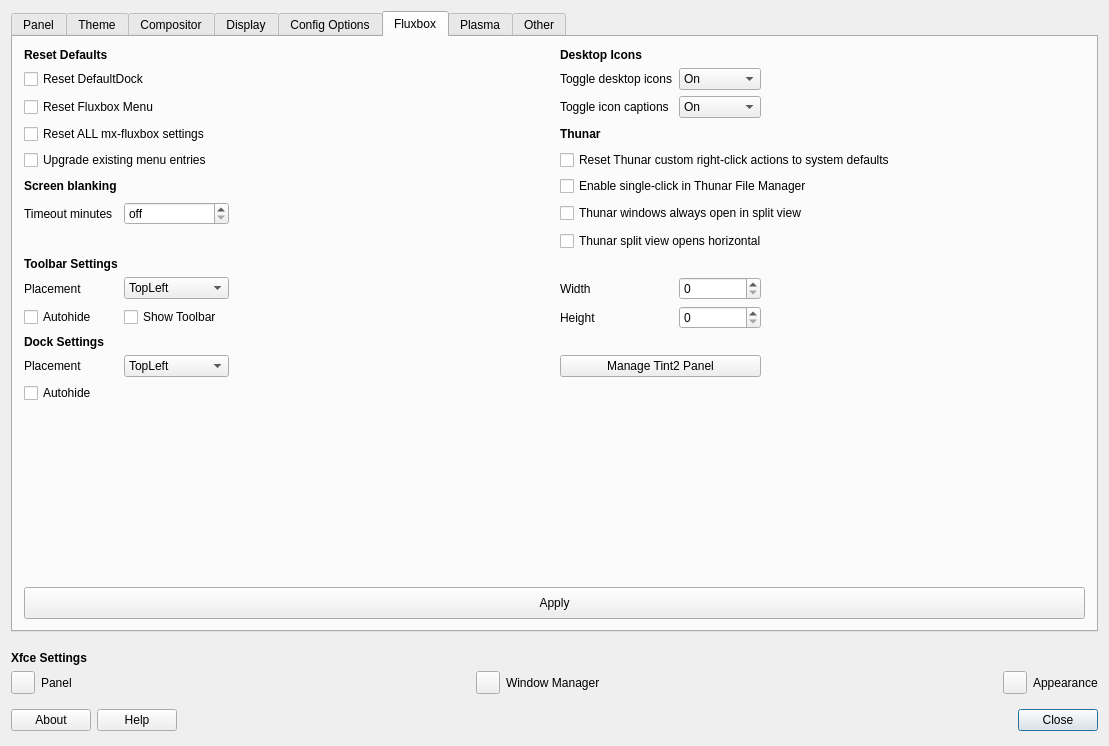
Before: the Qt Designer form defaultlook.ui in MX-Linux/mx-tweak, drawn with Qt 5.
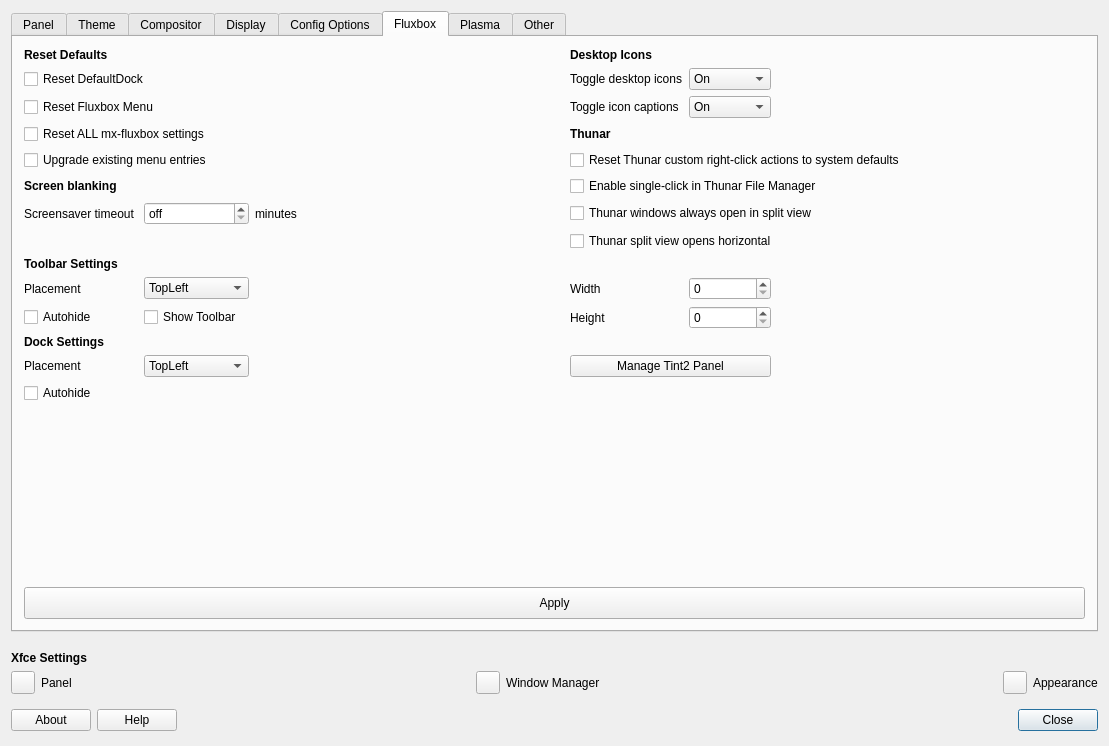
After: the same form once the commit is applied. Icons and pictures are not drawn.

```diff
--- a/defaultlook.ui
+++ b/defaultlook.ui
@@ -1590,7 +1590,7 @@
          <item row="6" column="0">
           <widget class="QLabel" name="label_34">
            <property name="text">
-            <string>Timeout minutes</string>
+            <string extracomment="set the time before screensaver screen blank occurs">Screensaver timeout </string>
            </property>
           </widget>
          </item>
@@ -1691,6 +1691,13 @@
            </property>
           </widget>
          </item>
+         <item row="6" column="2">
+          <widget class="QLabel" name="label_35">
+           <property name="text">
+            <string extracomment="minutes as in 1/60 of an hour">minutes</string>
+           </property>
+          </widget>
+         </item>
         </layout>
        </item>
       </layout>
```
Left out of the diff: 2 changed lines with no effect on the pictures.
